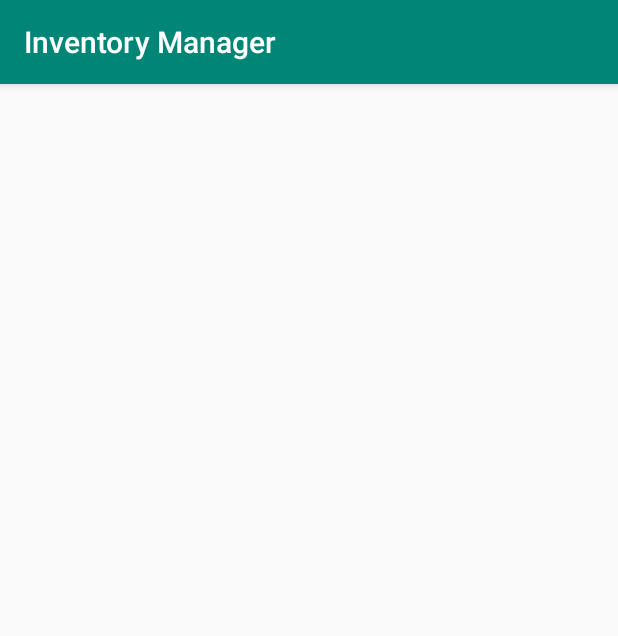
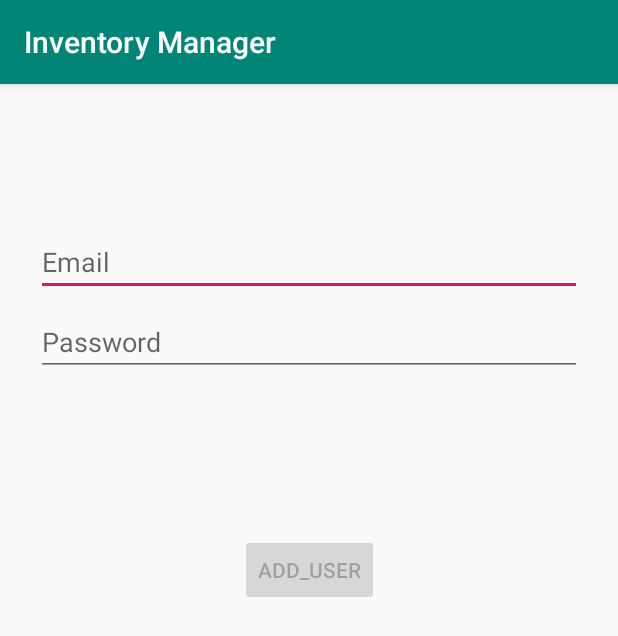
Before and after one commit to bhupinderr8/Inventory_Management, an Android app: the AdminActivity screen opened directly, with no data from a screen before it, on a phone screen of 412 x 824 dp. Shown: the top 636 px of the screen. Run offline under Robolectric (Android 15) with nearby library versions, the phone set to English and light mode, and no system bars.

Commit message:
admin activity attached

```diff
--- a/app/src/main/java/com/example/inventory/AdminActivity.java
+++ b/app/src/main/java/com/example/inventory/AdminActivity.java
@@ -3,6 +3,9 @@ package com.example.inventory;
 import androidx.appcompat.app.AppCompatActivity;
 
 import android.os.Bundle;
+import android.widget.Button;
+import android.widget.EditText;
+import android.widget.ProgressBar;
 
 public class AdminActivity extends AppCompatActivity {
 
@@ -10,5 +13,12 @@ public class AdminActivity extends AppCompatActivity {
     protected void onCreate(Bundle savedInstanceState) {
         super.onCreate(savedInstanceState);
         setContentView(R.layout.activity_admin);
+
+        final EditText usernameEditText = findViewById(R.id.username);
+        final EditText passwordEditText = findViewById(R.id.password);
+        final Button loginButton = findViewById(R.id.login);
+        final ProgressBar loadingProgressBar = findViewById(R.id.loading);
+
+
     }
 }
--- a/app/src/main/java/com/example/inventory/data/InventoryDbHelper.java
+++ b/app/src/main/java/com/example/inventory/data/InventoryDbHelper.java
@@ -14,6 +14,7 @@ public class InventoryDbHelper extends SQLiteOpenHelper {
     public InventoryDbHelper(Context context) {
         super(context, DB_NAME, null, DB_VERSION);
     }
+
 
     @Override
     public void onCreate(SQLiteDatabase sqLiteDatabase) {
--- a/app/src/main/java/com/example/inventory/data/LoginDataSource.java
+++ b/app/src/main/java/com/example/inventory/data/LoginDataSource.java
@@ -1,6 +1,8 @@
 package com.example.inventory.data;
 
+import android.content.Context;
 import android.database.Cursor;
+import android.widget.Toast;
 
 import com.example.inventory.data.model.LoggedInUser;
 
@@ -12,6 +14,13 @@ import java.io.IOException;
 public class LoginDataSource {
 
     private InventoryDbHelper dbHelper;
+    private Context mContext;
+
+
+    public LoginDataSource(Context mContext) {
+        this.mContext = mContext;
+        dbHelper = new InventoryDbHelper(mContext);
+    }
 
     public Result<LoggedInUser> login(String username, String password) {
 
@@ -21,6 +30,12 @@ public class LoginDataSource {
             if(username.equals("admin123") && password.equals("admin123"))
             {
                 LoggedInUser u = new LoggedInUser(username, username, 1);
+                return new Result.Success<>(u);
+            }
+
+            if(username.equals("user123") && password.equals("user123"))
+            {
+                LoggedInUser u = new LoggedInUser(username, username);
                 return new Result.Success<>(u);
             }
 
@@ -45,5 +60,6 @@ public class LoginDataSource {
     public void logout() {
         // TODO: revoke authentication
 
+
     }
 }
--- a/app/src/main/java/com/example/inventory/ui/login/LoginActivity.java
+++ b/app/src/main/java/com/example/inventory/ui/login/LoginActivity.java
@@ -1,11 +1,15 @@
 package com.example.inventory.ui.login;
 
+import android.Manifest;
 import android.app.Activity;
 
+import androidx.core.app.ActivityCompat;
+import androidx.core.content.ContextCompat;
 import androidx.lifecycle.Observer;
 import androidx.lifecycle.ViewModelProviders;
 
 import android.content.Intent;
+import android.content.pm.PackageManager;
 import android.os.Bundle;
 
 import androidx.annotation.Nullable;
@@ -32,13 +36,23 @@ import com.example.inventory.ui.login.LoginViewModelFactory;
 public class LoginActivity extends AppCompatActivity {
 
     private LoginViewModel loginViewModel;
+    private static final int MY_PERMISSIONS_REQUEST_READ_EXTERNAL_STORAGE = 1;
 
     @Override
     public void onCreate(Bundle savedInstanceState) {
         super.onCreate(savedInstanceState);
         setContentView(R.layout.activity_login);
-        loginViewModel = ViewModelProviders.of(this, new LoginViewModelFactory())
+        loginViewModel = ViewModelProviders.of(this, new LoginViewModelFactory(this))
                 .get(LoginViewModel.class);
+
+        if (ContextCompat.checkSelfPermission(this,
+                Manifest.permission.READ_CONTACTS)
+                != PackageManager.PERMISSION_GRANTED) {
+
+            ActivityCompat.requestPermissions(this,
+                    new String[]{Manifest.permission.READ_CONTACTS},
+                    MY_PERMISSIONS_REQUEST_READ_EXTERNAL_STORAGE);
+        }
 
         final EditText usernameEditText = findViewById(R.id.username);
         final EditText passwordEditText = findViewById(R.id.password);
@@ -140,6 +154,6 @@ public class LoginActivity extends AppCompatActivity {
     }
 
     private void showLoginFailed(@StringRes Integer errorString) {
-        Toast.makeText(getApplicationContext(), errorString, Toast.LENGTH_SHORT).show();
+//        Toast.makeText(getApplicationContext(), errorString, Toast.LENGTH_SHORT).show();
     }
 }
--- a/app/src/main/java/com/example/inventory/ui/login/LoginViewModelFactory.java
+++ b/app/src/main/java/com/example/inventory/ui/login/LoginViewModelFactory.java
@@ -1,4 +1,6 @@
 package com.example.inventory.ui.login;
+
+import android.content.Context;
 
 import androidx.lifecycle.ViewModel;
 import androidx.lifecycle.ViewModelProvider;
@@ -13,12 +15,17 @@ import com.example.inventory.data.LoginRepository;
  */
 public class LoginViewModelFactory implements ViewModelProvider.Factory {
 
+    private Context mContext;
+    public LoginViewModelFactory(Context context) {
+        this.mContext = context;
+    }
+
     @NonNull
     @Override
     @SuppressWarnings("unchecked")
     public <T extends ViewModel> T create(@NonNull Class<T> modelClass) {
         if (modelClass.isAssignableFrom(LoginViewModel.class)) {
-            return (T) new LoginViewModel(LoginRepository.getInstance(new LoginDataSource()));
+            return (T) new LoginViewModel(LoginRepository.getInstance(new LoginDataSource(mContext)));
         } else {
             throw new IllegalArgumentException("Unknown ViewModel class");
         }
--- a/app/src/main/res/layout/activity_admin.xml
+++ b/app/src/main/res/layout/activity_admin.xml
@@ -6,4 +6,69 @@
     android:layout_height="match_parent"
     tools:context=".AdminActivity">
 
+    <EditText
+        android:id="@+id/username"
+        android:layout_width="0dp"
+        android:layout_height="wrap_content"
+        android:layout_marginStart="24dp"
+        android:layout_marginTop="96dp"
+        android:layout_marginEnd="24dp"
+
+        android:hint="@string/prompt_email"
+        android:inputType="textEmailAddress"
+        android:selectAllOnFocus="true"
+        app:layout_constraintEnd_toEndOf="parent"
+        app:layout_constraintStart_toStartOf="parent"
+        app:layout_constraintTop_toTopOf="parent" />
+
+    <EditText
+        android:id="@+id/password"
+        android:layout_width="0dp"
+        android:layout_height="wrap_content"
+        android:layout_marginStart="24dp"
+        android:layout_marginTop="8dp"
+        android:layout_marginEnd="24dp"
+
+        android:hint="@string/prompt_password"
+        android:imeActionLabel="@string/action_sign_in_short"
+        android:imeOptions="actionDone"
+        android:inputType="textPassword"
+        android:selectAllOnFocus="true"
+        app:layout_constraintEnd_toEndOf="parent"
+        app:layout_constraintStart_toStartOf="parent"
+        app:layout_constraintTop_toBottomOf="@+id/username" />
+
+    <Button
+        android:id="@+id/login"
+        android:layout_width="wrap_content"
+        android:layout_height="wrap_content"
+        android:layout_gravity="start"
+        android:layout_marginStart="48dp"
+        android:layout_marginTop="16dp"
+        android:layout_marginEnd="48dp"
+        android:layout_marginBottom="64dp"
+        android:enabled="false"
+        android:text="@string/add_user"
+        app:layout_constraintBottom_toBottomOf="parent"
+        app:layout_constraintEnd_toEndOf="parent"
+        app:layout_constraintStart_toStartOf="parent"
+        app:layout_constraintTop_toBottomOf="@+id/password"
+        app:layout_constraintVertical_bias="0.2" />
+
+    <ProgressBar
+        android:id="@+id/loading"
+        android:layout_width="wrap_content"
+        android:layout_height="wrap_content"
+        android:layout_gravity="center"
+        android:layout_marginStart="32dp"
+        android:layout_marginTop="64dp"
+        android:layout_marginEnd="32dp"
+        android:layout_marginBottom="64dp"
+        android:visibility="gone"
+        app:layout_constraintBottom_toBottomOf="parent"
+        app:layout_constraintEnd_toEndOf="@+id/password"
+        app:layout_constraintStart_toStartOf="@+id/password"
+        app:layout_constraintTop_toTopOf="parent"
+        app:layout_constraintVertical_bias="0.3" />
+
 </androidx.constraintlayout.widget.ConstraintLayout>
--- a/app/src/main/res/values/strings.xml
+++ b/app/src/main/res/values/strings.xml
@@ -40,4 +40,5 @@
     <string name="invalid_password">Password must be >5 characters</string>
     <string name="login_failed">"Login failed"</string>
     <string name="welcome">Logged In</string>
+    <string name="add_user">ADD_USER</string>
 </resources>
```
